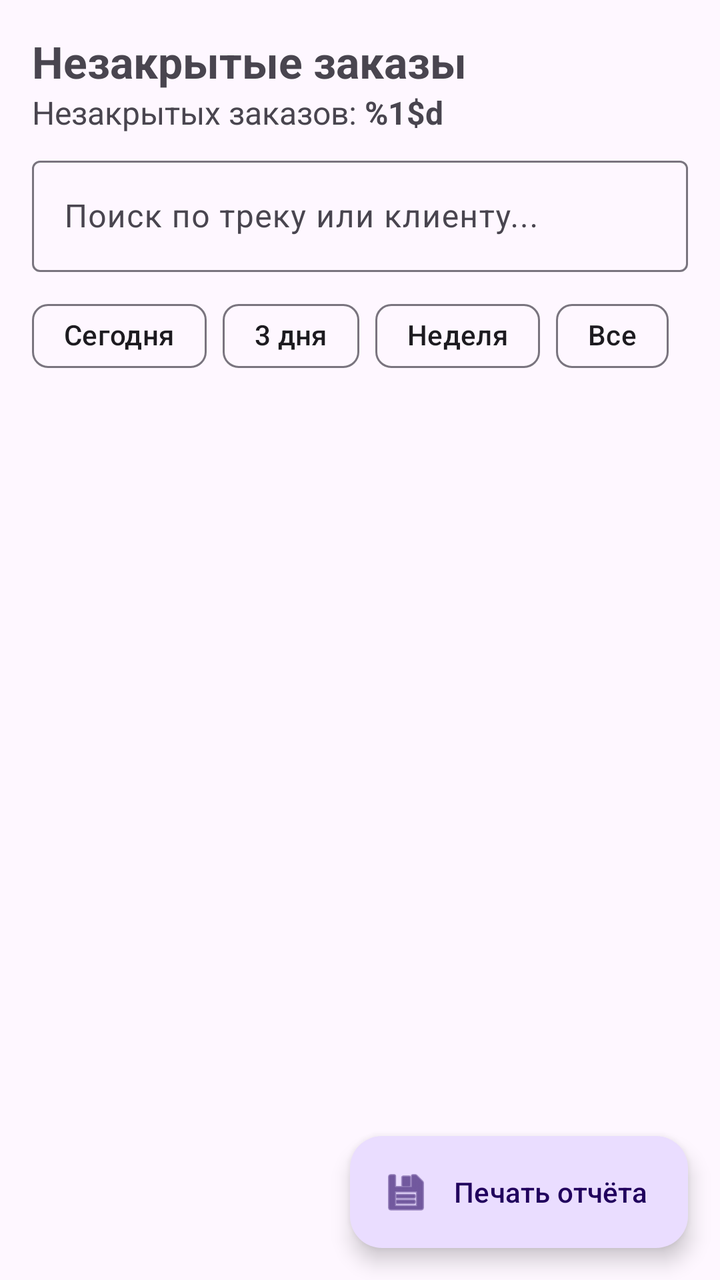
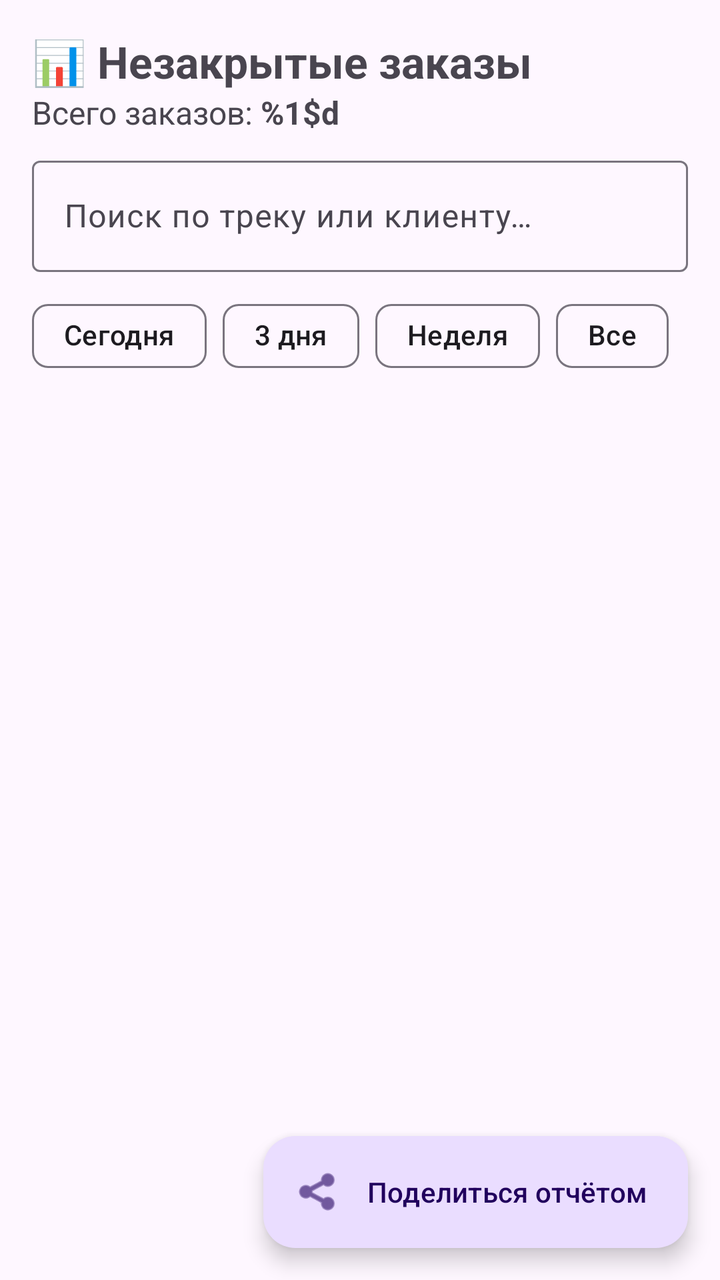

Screens rendered from an Android XML layout before and after an edit, with the pre-edit source and the edit as a unified diff.
<!-- AndroidManifest.xml: application theme Theme.FastScan -->
<!-- res/layout/fragment_unpacked_orders.xml -->
<?xml version="1.0" encoding="utf-8"?>
<LinearLayout xmlns:android="http://schemas.android.com/apk/res/android"
    xmlns:app="http://schemas.android.com/apk/res-auto"
    android:layout_width="match_parent"
    android:layout_height="match_parent"
    android:orientation="vertical">

    
    <TextView
        android:id="@+id/tvTitle"
        android:layout_width="match_parent"
        android:layout_height="wrap_content"
        android:paddingStart="16dp"
        android:paddingTop="16dp"
        android:paddingEnd="16dp"
        android:text="@string/unpacked_orders_title"
        android:textSize="22sp"
        android:textStyle="bold" />

    
    <TextView
        android:id="@+id/tvCount"
        android:layout_width="match_parent"
        android:layout_height="wrap_content"
        android:paddingStart="16dp"
        android:paddingEnd="16dp"
        android:paddingBottom="8dp"
        android:text="@string/unpacked_count_default"
        android:textSize="16sp"
        android:textColor="?android:textColorSecondary" />

    
    <com.google.android.material.textfield.TextInputLayout
        android:layout_width="match_parent"
        android:layout_height="wrap_content"
        android:layout_marginHorizontal="16dp"
        android:hint="@string/search_hint"
        style="@style/Widget.Material3.TextInputLayout.OutlinedBox">

        <com.google.android.material.textfield.TextInputEditText
            android:id="@+id/etSearch"
            android:layout_width="match_parent"
            android:layout_height="wrap_content" />

    </com.google.android.material.textfield.TextInputLayout>

    
    <com.google.android.material.chip.ChipGroup
        android:id="@+id/chipGroupDate"
        android:layout_width="match_parent"
        android:layout_height="wrap_content"
        android:layout_marginHorizontal="16dp"
        android:paddingVertical="8dp"
        app:singleSelection="true">

        <com.google.android.material.chip.Chip
            android:id="@+id/chipToday"
            android:layout_width="wrap_content"
            android:layout_height="wrap_content"
            android:text="@string/today"
            android:checked="true" />

        <com.google.android.material.chip.Chip
            android:id="@+id/chip3Days"
            android:layout_width="wrap_content"
            android:layout_height="wrap_content"
            android:text="@string/last_3_days" />

        <com.google.android.material.chip.Chip
            android:id="@+id/chipWeek"
            android:layout_width="wrap_content"
            android:layout_height="wrap_content"
            android:text="@string/last_week" />

        <com.google.android.material.chip.Chip
            android:id="@+id/chipAll"
            android:layout_width="wrap_content"
            android:layout_height="wrap_content"
            android:text="@string/all_time" />

    </com.google.android.material.chip.ChipGroup>

    
    <FrameLayout
        android:layout_width="match_parent"
        android:layout_height="0dp"
        android:layout_weight="1">

        <androidx.recyclerview.widget.RecyclerView
            android:id="@+id/rvUnpacked"
            android:layout_width="match_parent"
            android:layout_height="match_parent"
            android:padding="8dp"
            android:clipToPadding="false" />

        <ProgressBar
            android:id="@+id/progressBar"
            android:layout_width="wrap_content"
            android:layout_height="wrap_content"
            android:layout_gravity="center"
            android:visibility="gone" />

        <TextView
            android:id="@+id/tvEmptyState"
            android:layout_width="wrap_content"
            android:layout_height="wrap_content"
            android:layout_gravity="center"
            android:text="@string/no_unpacked_orders"
            android:textSize="16sp"
            android:visibility="gone" />

    </FrameLayout>

    
    <com.google.android.material.floatingactionbutton.ExtendedFloatingActionButton
        android:id="@+id/btnPrintReport"
        android:layout_width="wrap_content"
        android:layout_height="wrap_content"
        android:layout_gravity="end|bottom"
        android:layout_margin="16dp"
        android:text="@string/print_report"
        app:icon="@android:drawable/ic_menu_save" />

</LinearLayout>
<!-- resources referenced by this layout -->
<resources>
  <string name="all_time">Все</string>
  <string name="last_3_days">3 дня</string>
  <string name="last_week">Неделя</string>
  <string name="no_unpacked_orders">Нет незакрытых заказов</string>
  <string name="print_report">Печать отчёта</string>
  <string name="search_hint">Поиск по треку или клиенту...</string>
  <string name="today">Сегодня</string>
  <string name="unpacked_count_default">Незакрытых заказов: <b>%1$d</b></string>
  <string name="unpacked_orders_title">Незакрытые заказы</string>
  <style name="Theme.FastScan" parent="Theme.Material3.DayNight.NoActionBar">
  
          
          <item name="colorPrimary">#2E7D32</item>
          <item name="colorPrimaryVariant">#1B5E20</item>
          <item name="colorOnPrimary">#FFFFFF</item>
  
          <item name="colorSecondary">#2E7D32</item>
          <item name="colorOnSecondary">#FFFFFF</item>
  
          
          <item name="android:statusBarColor">#1B5E20</item>
          <item name="android:windowLightStatusBar">false</item>
  
      </style>
</resources>

<!-- the commit's change to res/layout/fragment_unpacked_orders.xml (unified diff, before → after) -->
@@ -110,15 +110,14 @@
             android:visibility="gone" />
 
     </FrameLayout>
-
     
     <com.google.android.material.floatingactionbutton.ExtendedFloatingActionButton
-        android:id="@+id/btnPrintReport"
+        android:id="@+id/btnShareReport"
         android:layout_width="wrap_content"
         android:layout_height="wrap_content"
         android:layout_gravity="end|bottom"
         android:layout_margin="16dp"
-        android:text="@string/print_report"
-        app:icon="@android:drawable/ic_menu_save" />
+        android:text="@string/share_report"
+        app:icon="@android:drawable/ic_menu_share"/>
 
 </LinearLayout>
<!-- resource entries referenced after the edit -->
@@ -4,11 +4,11 @@
   <string name="last_3_days">3 дня</string>
   <string name="last_week">Неделя</string>
   <string name="no_unpacked_orders">Нет незакрытых заказов</string>
-  <string name="print_report">Печать отчёта</string>
-  <string name="search_hint">Поиск по треку или клиенту...</string>
+  <string name="search_hint">Поиск по треку или клиенту…</string>
+  <string name="share_report">Поделиться отчётом</string>
   <string name="today">Сегодня</string>
-  <string name="unpacked_count_default">Незакрытых заказов: <b>%1$d</b></string>
-  <string name="unpacked_orders_title">Незакрытые заказы</string>
+  <string name="unpacked_count_default">Всего заказов: <b>%1$d</b></string>
+  <string name="unpacked_orders_title">📊 Незакрытые заказы</string>
   <style name="Theme.FastScan" parent="Theme.Material3.DayNight.NoActionBar">
   
           
